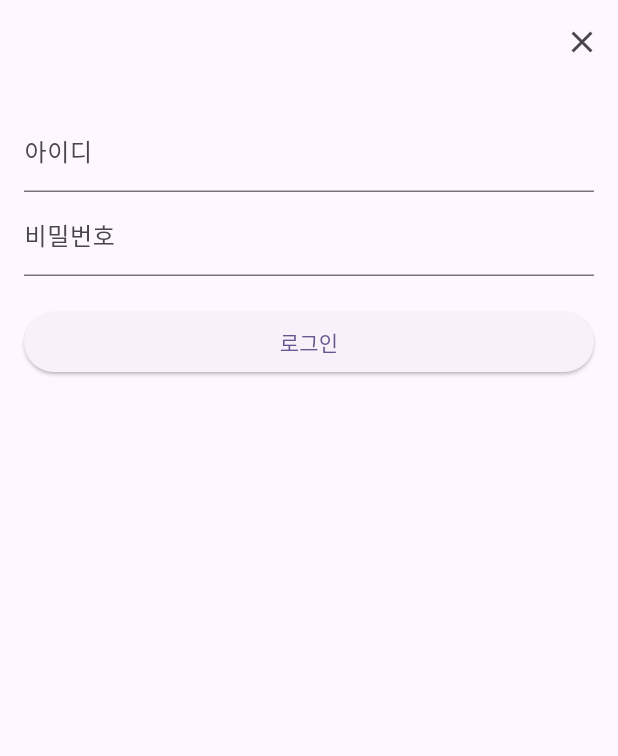
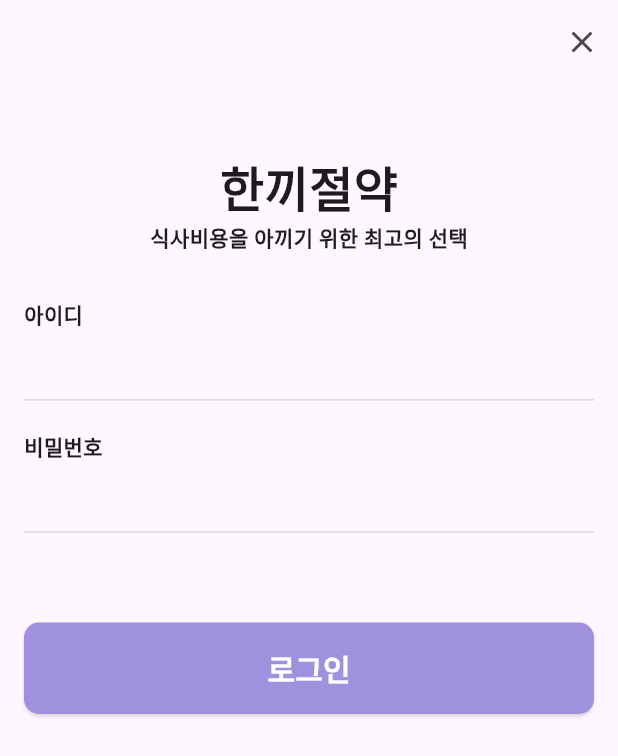
Before and after one commit to minnnisu/together_delivery_flutter_app, a Flutter app: the screen it shows after launch, item 2 of the bottom bar chosen, after a tap on "로그인", on a phone screen of 412 x 824 dp. Shown: the top 756 px of the screen. Run offline on Flutter 3.47's test engine with Material 3 defaults, Android fonts, the phone set to English and light mode, and no system bars; our stand-ins replace dio, flutter_riverpod, flutter_secure_storage, freezed_annotation, get_it, injectable and 1 more; network calls fail; Roboto replaces fonts that are missing (Pretendard).

Commit message:
로그인 화면 디자인 수정

```diff
--- a/lib/user/provider/loginNotifier.dart
+++ b/lib/user/provider/loginNotifier.dart
@@ -19,6 +19,8 @@ class LoginNotifier extends StateNotifier<LoginForm> {
   String get errorMsg => state.errorMsg;
 
   void updateField(String type, String value) {
+    print("validateUsername 실행");
+    print("value: " + value);
     if (type == "username") {
       state = state.copyWith(username: value);
     }
--- a/lib/user/view/login_screen_dart.dart
+++ b/lib/user/view/login_screen_dart.dart
@@ -3,6 +3,8 @@ import 'package:flutter/material.dart';
 import 'package:flutter/widgets.dart';
 import 'package:flutter_riverpod/flutter_riverpod.dart';
 import 'package:together_delivery_app/user/provider/loginNotifier.dart';
+import 'package:together_delivery_app/widgets/inputField.dart';
+import 'package:together_delivery_app/widgets/submitBtn.dart';
 
 class LoginScreen extends StatefulWidget {
   const LoginScreen({super.key});
@@ -22,7 +24,19 @@ class _LoginScreenState extends State<LoginScreen> {
               onPressed: () => Navigator.pop(context), icon: Icon(Icons.close))
         ],
       ),
-      body: LoginForm(),
+      body: SafeArea(
+        child: Container(
+          padding: EdgeInsets.all(16),
+          child: Column(
+            children: [
+              Logo(),
+              Expanded(
+                child: LoginForm(),
+              ),
+            ],
+          ),
+        ),
+      ),
     );
   }
 }
@@ -36,48 +50,46 @@ class LoginForm extends ConsumerWidget {
   Widget build(BuildContext context, WidgetRef ref) {
     var loginRead = ref.read(loginProvider.notifier);
     var loginForm = ref.watch(loginProvider);
-    return Padding(
-      padding: const EdgeInsets.all(16.0),
-      child: Form(
+    return Form(
       key: formKey,
       child: ListView(
         children: [
           Column(
+            crossAxisAlignment: CrossAxisAlignment.start,
             children: [
-                TextFormField(
-                  decoration: InputDecoration(
-                    labelText: '아이디',
-                  ),
-                  onChanged: (value) =>
-                      loginRead.updateField('username', value),
-                  validator: (value) {
+              InputField(
+                fieldName: "아이디",
+                marginBottomSize: 20,
+                validate: (value) {
                   var validationResult = loginRead.validateUsername(value);
                   return validationResult.isValid
                       ? null
                       : validationResult.message;
                 },
+                onChange: (value) {
+                  loginRead.updateField('username', value);
+                },
               ),
-                TextFormField(
-                  decoration: InputDecoration(
-                    labelText: '비밀번호',
-                  ),
-                  onChanged: (value) =>
-                      loginRead.updateField('password', value),
-                  obscureText: true,
-                  validator: (value) {
+              InputField(
+                fieldName: "비밀번호",
+                marginBottomSize: 20,
+                validate: (value) {
                   var validationResult = loginRead.validatePassword(value);
                   return validationResult.isValid
                       ? null
                       : validationResult.message;
                 },
+                onChange: (value) {
+                  loginRead.updateField('password', value);
+                },
               ),
-                Text(loginForm.errorMsg),
+              ErrorMsg(
+                errorMsg: loginForm.errorMsg,
+              ),
             ],
           ),
-            ElevatedButton(
-                onPressed: () => _submitForm(context, ref), child: Text("로그인")),
+          SubmitBtn(btnName: "로그인", onPressed: () => _submitForm(context, ref))
         ],
-        ),
       ),
     );
   }
@@ -104,11 +116,49 @@ class LoginForm extends ConsumerWidget {
   }
 }
 
-// class Logo extends StatelessWidget {
-//   const Logo({super.key});
-//
-//   @override
-//   Widget build(BuildContext context) {
-//     return const Placehol der();
-//   }
-// }
+class Logo extends StatelessWidget {
+  const Logo({super.key});
+
+  @override
+  Widget build(BuildContext context) {
+    return Container(
+      padding: const EdgeInsets.symmetric(
+        vertical: 30,
+      ),
+      child: const Column(
+        children: [
+          Text(
+            "한끼절약",
+            style: TextStyle(fontSize: 32, fontWeight: FontWeight.w700),
+          ),
+          Text(
+            "식사비용을 아끼기 위한 최고의 선택",
+            style: TextStyle(
+              fontWeight: FontWeight.w700,
+            ),
+          ),
+        ],
+      ),
+    );
+  }
+}
+
+class ErrorMsg extends StatelessWidget {
+  final String errorMsg;
+
+  const ErrorMsg({super.key, required this.errorMsg});
+
+  @override
+  Widget build(BuildContext context) {
+    return Container(
+      margin: EdgeInsets.only(bottom: 20),
+      child: Text(
+        errorMsg,
+        style: TextStyle(
+          fontWeight: FontWeight.w600,
+          color: Color(0xffde6161),
+        ),
+      ),
+    );
+  }
+}
--- /dev/null
+++ b/lib/widgets/inputField.dart
@@ -0,0 +1,53 @@
+import 'package:flutter/material.dart';
+
+class InputField extends StatelessWidget {
+  final String fieldName;
+  final double marginBottomSize;
+  final Function(String value) validate;
+  final Function(String value) onChange;
+
+  const InputField({
+    super.key,
+    required this.fieldName,
+    this.marginBottomSize = 0,
+    required this.validate,
+    required this.onChange,
+  });
+
+  @override
+  Widget build(BuildContext context) {
+    return Container(
+      margin: EdgeInsets.only(bottom: marginBottomSize),
+      child: Column(
+        crossAxisAlignment: CrossAxisAlignment.start,
+        children: [
+          Text(
+            fieldName,
+            style: const TextStyle(
+              fontWeight: FontWeight.w600,
+            ),
+          ),
+          TextFormField(
+            decoration: const InputDecoration(
+              enabledBorder: UnderlineInputBorder(
+                borderSide: BorderSide(
+                  color: Color(0xffd5d5d5),
+                  width: 0.9,
+                ),
+              ),
+              focusedBorder: UnderlineInputBorder(
+                borderSide: BorderSide(
+                  color: Color(0xffd5d5d5),
+                  width: 0.9,
+                ),
+              ),
+            ),
+            cursorColor: const Color(0xff000000),
+            onChanged: (value) => onChange(value),
+            validator: (value) => validate(value!),
+          ),
+        ],
+      ),
+    );
+  }
+}
--- /dev/null
+++ b/lib/widgets/submitBtn.dart
@@ -0,0 +1,32 @@
+import 'package:flutter/material.dart';
+
+class SubmitBtn extends StatelessWidget {
+  final String btnName;
+  final Function() onPressed;
+
+  const SubmitBtn({super.key, required this.btnName, required this.onPressed});
+
+  @override
+  Widget build(BuildContext context) {
+    return ElevatedButton(
+      style: ButtonStyle(
+          backgroundColor: MaterialStateProperty.all(const Color(0xffA091DE)),
+          padding: MaterialStateProperty.all(
+            const EdgeInsets.symmetric(vertical: 16),
+          ),
+          shadowColor: MaterialStateProperty.all(const Color(0xffffffff)),
+          shape: MaterialStateProperty.all(
+            RoundedRectangleBorder(borderRadius: BorderRadius.circular(10)),
+          )),
+      onPressed: onPressed,
+      child: Text(
+        btnName,
+        style: const TextStyle(
+          color: Color(0xffffffff),
+          fontSize: 20,
+          fontWeight: FontWeight.w600,
+        ),
+      ),
+    );
+  }
+}
```
Also changed, not shown: 6 other files. Lines whose indentation alone changed are shown as unchanged.
